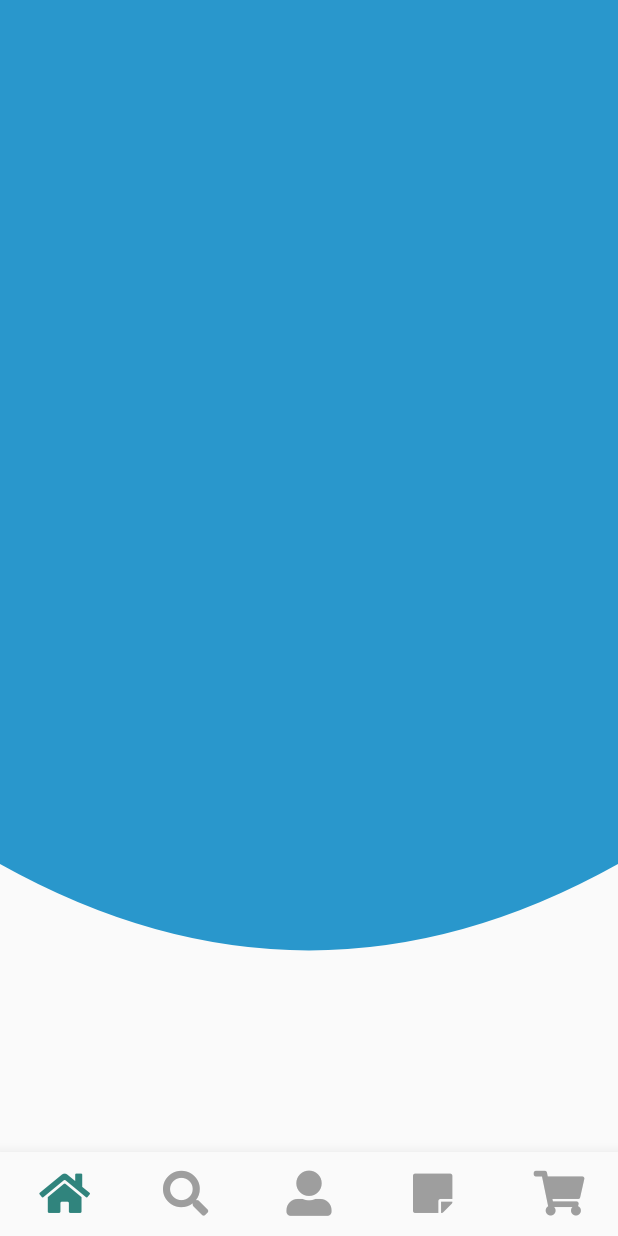
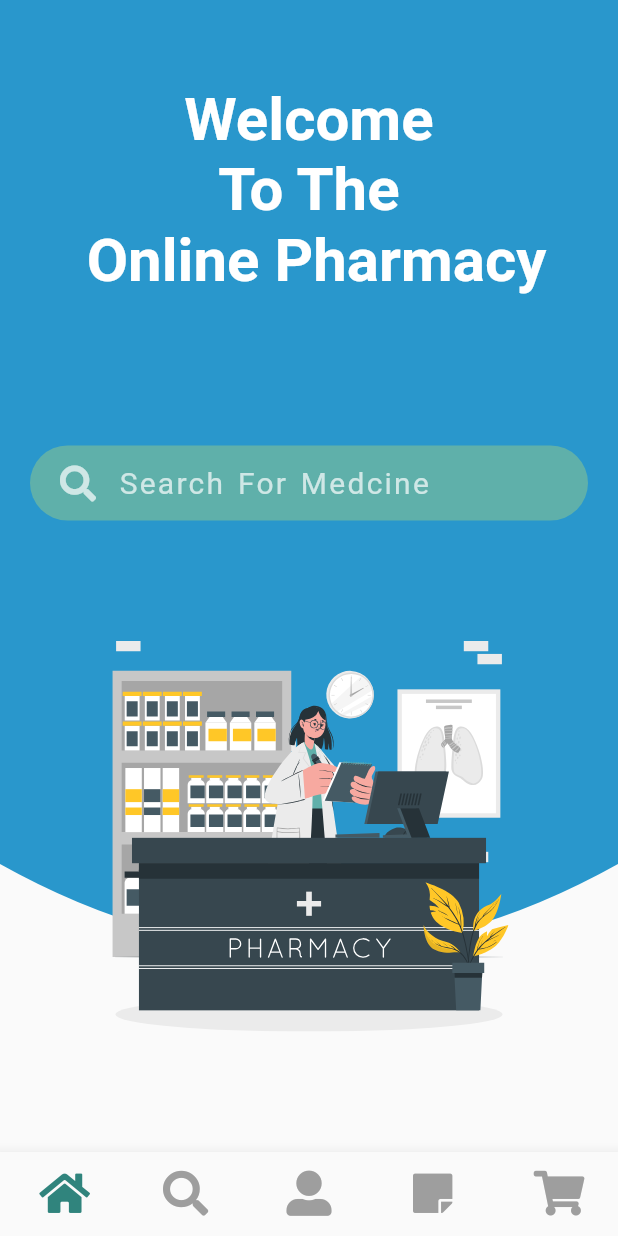
Before and after one commit to mimib00/Pharmacy-App, a Flutter app: the screen it shows after launch, on a phone screen of 412 x 824 dp. Run offline on Flutter 3.47's test engine with Material 2 defaults, Android fonts, the phone set to English and light mode, and no system bars; our stand-ins replace flutter_svg, font_awesome_flutter.

Commit message:
finished home screen

```diff
--- a/lib/utils/color.dart
+++ b/lib/utils/color.dart
@@ -4,3 +4,4 @@ const kPrimaryColor = Color(0xFF2997CC);
 const kGreenColor = Color(0xFF30847D);
 const kTextColor = Color(0xFF3C4046);
 const kBackgroundColor = Color(0xFFF9F8FD);
+const mainTeal = Color(0xff5FB0AA);
--- a/lib/views/home.dart
+++ b/lib/views/home.dart
@@ -1,4 +1,6 @@
 import 'package:flutter/material.dart';
+import 'package:flutter_svg/flutter_svg.dart';
+import 'package:font_awesome_flutter/font_awesome_flutter.dart';
 import 'package:pharmacy_app/utils/color.dart';
 import 'package:pharmacy_app/widgets/backgroundClipper.dart';
 
@@ -14,6 +16,43 @@ class HomePage extends StatelessWidget {
         width: size.width,
         child: CustomPaint(
           painter: BackgroundPaint(),
+          child: Column(
+            children: [
+              AppBar(
+                backgroundColor: Colors.transparent,
+                elevation: 0,
+              ),
+              Text(
+                'Welcome\nTo The\n Online Pharmacy',
+                style: TextStyle(color: Colors.white, fontSize: 40, fontWeight: FontWeight.bold),
+                textAlign: TextAlign.center,
+              ),
+              SizedBox(height: 100),
+              Container(
+                width: size.width,
+                margin: EdgeInsets.symmetric(horizontal: 20),
+                padding: EdgeInsets.symmetric(horizontal: 20),
+                height: 50,
+                decoration: BoxDecoration(color: mainTeal, borderRadius: BorderRadius.circular(45)),
+                child: Row(
+                  children: [
+                    Icon(
+                      FontAwesomeIcons.search,
+                      color: Colors.white70,
+                    ),
+                    SizedBox(width: 15),
+                    Text(
+                      'Search For Medcine',
+                      style: TextStyle(color: Colors.white70, fontSize: 20, wordSpacing: 2, letterSpacing: 1.5),
+                    ),
+                  ],
+                ),
+              ),
+              Expanded(
+                child: SvgPicture.asset('assets/images/Pharmacist-cuate.svg'),
+              )
+            ],
+          ),
         ),
       ),
     );
--- a/pubspec.yaml
+++ b/pubspec.yaml
@@ -47,7 +47,7 @@ flutter:
 
   # To add assets to your application, add an assets section, like this:
   assets:
-    - assets/images
+    - assets/images/
   #   - images/a_dot_ham.jpeg
 
   # An image asset can refer to one or more resolution-specific "variants", see
```
Also changed, not shown: lib/widgets/backgroundClipper.dart (+0 -23 lines), lib/widgets/drawer.dart (added).
